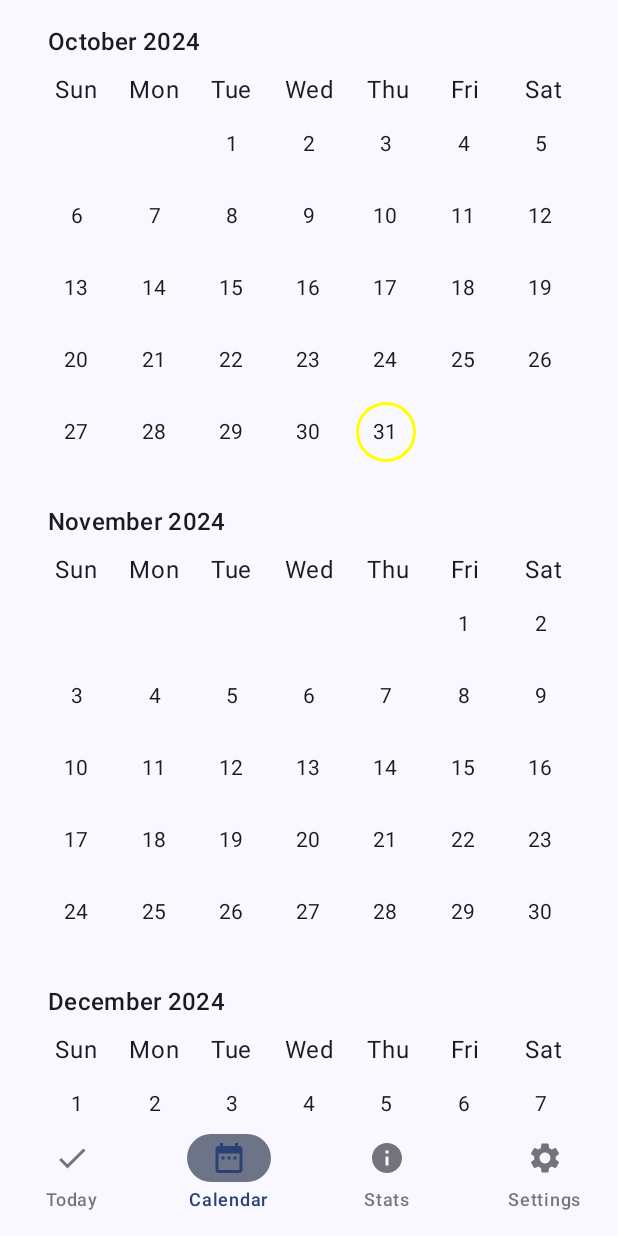
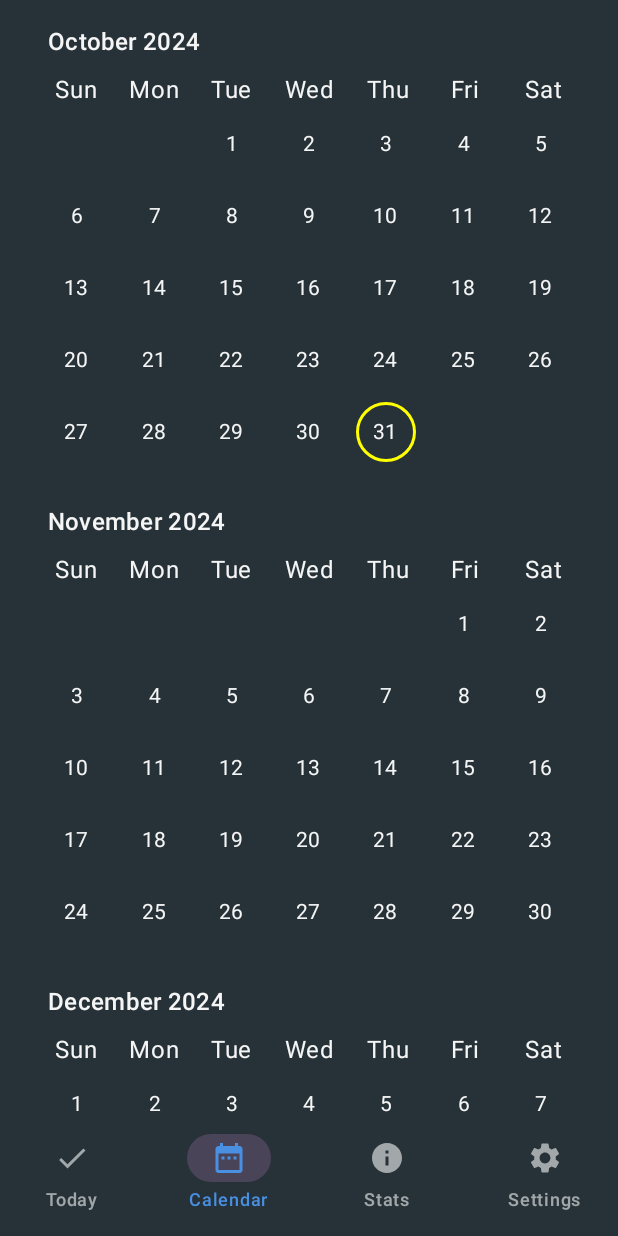
Before and after one commit to MPH-01/REPIT, an Android app built with Jetpack Compose: the screen it shows after launch (MainActivity), item 2 of the bottom bar chosen, on a phone screen of 412 x 824 dp. Run offline under Robolectric (Android 15) with nearby library versions, the phone set to English and light mode, and no system bars; our stand-ins replace Room's generated code.

Commit message:
Update: Colour scheme and Today Page UI improvement.

```diff
--- a/app/src/main/java/com/example/repit/MainActivity.kt
+++ b/app/src/main/java/com/example/repit/MainActivity.kt
@@ -54,7 +54,7 @@ class MainActivity : ComponentActivity() {
         }
 
         setContent {
-            REPITTheme {
+            REPITTheme(dynamicColor = false) {
                 Surface(color = MaterialTheme.colorScheme.background) {
                     MainScreen(exerciseRepository)
                 }
--- a/app/src/main/java/com/example/repit/TodayPage.kt
+++ b/app/src/main/java/com/example/repit/TodayPage.kt
@@ -26,6 +26,7 @@ import androidx.compose.runtime.setValue
 import androidx.compose.ui.graphics.Color
 import kotlinx.coroutines.launch
 import androidx.compose.material3.CircularProgressIndicator
+import androidx.compose.ui.text.font.FontWeight
 import com.example.repit.data.ExerciseRepository
 
 @OptIn(ExperimentalMaterial3Api::class)
@@ -41,29 +42,30 @@ fun TodayPage(
     var dailyGoal by remember { mutableIntStateOf(25) }
     var dailyGoalText by remember { mutableStateOf(dailyGoal.toString()) }
     var currentReps by remember { mutableIntStateOf(0) }
-    var selectedDate by remember { mutableStateOf(LocalDate.now()) }
+    var currentDate = LocalDate.now()
     val dateFormatter = DateTimeFormatter.ofPattern("MMMM dd, yyyy")
-    val formattedDate = selectedDate.format(dateFormatter)
+    val formattedDate = currentDate.format(dateFormatter)
+    val dayOfWeek = currentDate.dayOfWeek.name.lowercase().replaceFirstChar { it.uppercase() }
     var isRestDay by remember { mutableStateOf(false) }
 
     // Coroutine scope to handle the asynchronous DataStore operations
     val scope = rememberCoroutineScope()
 
     // Fetch the rest day settings and check if the selected date is a rest day
-    LaunchedEffect(selectedDate) {
+    LaunchedEffect(currentDate) {
         isRestDay = false // Reset the rest day status for each date change
 
         scope.launch {
-            isRestDay = exerciseRepository.isRestDay(selectedDate)
-            Log.d("TodayPage", "Is rest day: $isRestDay for $selectedDate")
+            isRestDay = exerciseRepository.isRestDay(currentDate)
+            Log.d("TodayPage", "Is rest day: $isRestDay for $currentDate")
         }
     }
 
     // Fetch the stored daily goal when the exercise or date changes
-    LaunchedEffect(selectedExercise, selectedDate) {
+    LaunchedEffect(selectedExercise, currentDate) {
         // Launch goal collection in a separate coroutine
         launch {
-            exerciseRepository.getGoalForDate(selectedExercise, selectedDate).collect { goal ->
+            exerciseRepository.getGoalForDate(selectedExercise, currentDate).collect { goal ->
                 dailyGoal = goal
                 dailyGoalText = goal.toString()
             }
@@ -71,9 +73,9 @@ fun TodayPage(
 
         // Launch reps collection in a separate coroutine
         launch {
-            exerciseRepository.getRepsForDate(selectedExercise, selectedDate).collect { reps ->
+            exerciseRepository.getRepsForDate(selectedExercise, currentDate).collect { reps ->
                 currentReps = reps
-                Log.d("DataStore", "Stored reps for $selectedExercise on $selectedDate: $reps")
+                Log.d("DataStore", "Stored reps for $selectedExercise on $currentDate: $reps")
             }
         }
 
@@ -85,34 +87,27 @@ fun TodayPage(
             .fillMaxSize()
             .padding(16.dp),
         verticalArrangement = Arrangement.Top,
-        horizontalAlignment = Alignment.CenterHorizontally
+        //horizontalAlignment = Alignment.CenterHorizontally
     ) {
-        // Date Navigation with arrows
-        Row(verticalAlignment = Alignment.CenterVertically) {
-            IconButton(onClick = { selectedDate = selectedDate.minusDays(1) }) {
-                Icon(Icons.AutoMirrored.Filled.ArrowBack, contentDescription = "Previous Day")
-            }
-            Column(horizontalAlignment = Alignment.CenterHorizontally) {
-                Text(text = formattedDate, style = MaterialTheme.typography.titleLarge)
+        // Display the day of the week
+        Text(
+            text = dayOfWeek,
+            style = MaterialTheme.typography.headlineMedium,
+            fontWeight = FontWeight.Bold,
+            modifier = Modifier.padding(bottom = 16.dp)
+        )
 
-                // Display "Rest Day" if the selected date is a rest day
-                if (isRestDay) {
+        // Display the current date with "Rest Day" if applicable
         Text(
-                        text = "Rest Day",
-                        style = MaterialTheme.typography.bodyMedium,
-                        color = Color.Gray,
-                        textAlign = TextAlign.Center,
-                        modifier = Modifier.padding(top = 4.dp)
+            text = if (isRestDay) "$formattedDate (Rest Day)" else formattedDate,
+            style = MaterialTheme.typography.titleLarge,
+            color = MaterialTheme.colorScheme.onBackground
         )
-                }
-            }
-            IconButton(onClick = { selectedDate = selectedDate.plusDays(1) }) {
-                Icon(Icons.AutoMirrored.Filled.ArrowForward, contentDescription = "Next Day")
-            }
-        }
 
         Spacer(modifier = Modifier.height(24.dp))
 
+        Row(modifier = Modifier.fillMaxWidth(), horizontalArrangement = Arrangement.spacedBy(16.dp)) {
+            // Drop-down menu for exercise selection
             ExposedDropdownMenuBox(
                 expanded = expanded,
                 onExpandedChange = { expanded = !expanded }
@@ -121,13 +116,19 @@ fun TodayPage(
                     value = selectedExercise,
                     onValueChange = { /* No need to change value here as selection is done via the dropdown */ },
                     readOnly = true,
-                label = { Text("Select Exercise") },
+                    label = { Text("Select Exercise", color = MaterialTheme.colorScheme.onSurface) },
                     trailingIcon = {
                         ExposedDropdownMenuDefaults.TrailingIcon(expanded = expanded)
                     },
                     modifier = Modifier
                         .menuAnchor()
-                    .fillMaxWidth()
+                        .weight(1f),
+                    colors = OutlinedTextFieldDefaults.colors(
+                        focusedBorderColor = MaterialTheme.colorScheme.primary,
+                        unfocusedBorderColor = MaterialTheme.colorScheme.onSurface.copy(alpha = 0.5f),
+                        focusedTextColor = MaterialTheme.colorScheme.onSurface,
+                        unfocusedTextColor = MaterialTheme.colorScheme.onSurface
+                    )
                 )
 
                 DropdownMenu(
@@ -137,7 +138,7 @@ fun TodayPage(
                 ) {
                     exercises.forEach { exercise ->
                         DropdownMenuItem(
-                        text = { Text(exercise) },
+                            text = { Text(exercise, color = MaterialTheme.colorScheme.onSurface) },
                             onClick = {
                                 onExerciseSelected(exercise)
                                 expanded = false
@@ -146,8 +147,6 @@ fun TodayPage(
                     }
                 }
             }
-
-        Spacer(modifier = Modifier.height(16.dp))
 
             // TextField to input daily goal
             OutlinedTextField(
@@ -158,27 +157,38 @@ fun TodayPage(
                     if (newGoal != null) {
                         dailyGoal = newGoal
                         scope.launch {
-                        exerciseRepository.setGoalForDate(selectedExercise, newGoal, selectedDate)
+                            exerciseRepository.setGoalForDate(selectedExercise, newGoal, currentDate)
                         }
                     }
                 },
-            label = { Text("Set Daily Goal") },
-            modifier = Modifier.fillMaxWidth(),
-            isError = dailyGoalText.toIntOrNull() == null && dailyGoalText.isNotEmpty()
+                label = { Text("Goal", color = MaterialTheme.colorScheme.onSurface) },
+                modifier = Modifier.weight(1f),
+                isError = dailyGoalText.toIntOrNull() == null && dailyGoalText.isNotEmpty(),
+                colors = OutlinedTextFieldDefaults.colors(
+                    focusedBorderColor = MaterialTheme.colorScheme.primary,
+                    unfocusedBorderColor = MaterialTheme.colorScheme.onSurface.copy(alpha = 0.5f),
+                    focusedTextColor = MaterialTheme.colorScheme.onSurface,
+                    unfocusedTextColor = MaterialTheme.colorScheme.onSurface
                 )
+            )
+        }
 
         Spacer(modifier = Modifier.weight(1f))
 
+        Row(
+            modifier = Modifier.fillMaxWidth(),
+            horizontalArrangement = Arrangement.Center
+        ) {
             Box(
                 modifier = Modifier.size(300.dp),
                 contentAlignment = Alignment.Center
             ) {
-            // Red background circle (the "empty" part of the progress)
+                // Background circle for the "empty" part of the progress
                 CircularProgressIndicator(
                     progress = { 1f },
                     modifier = Modifier.fillMaxSize(),
                     strokeWidth = 36.dp,
-                color = Color.Red
+                    color = MaterialTheme.colorScheme.onSurface.copy(alpha = 0.2f)
                 )
 
                 // Foreground progress circle
@@ -186,15 +196,16 @@ fun TodayPage(
                     progress = { currentReps / dailyGoal.toFloat() },
                     modifier = Modifier.fillMaxSize(),
                     strokeWidth = 36.dp,
-                color = if (currentReps >= dailyGoal) Color.Green else MaterialTheme.colorScheme.primary
+                    color = if (currentReps >= dailyGoal) MaterialTheme.colorScheme.secondary else MaterialTheme.colorScheme.primary
                 )
 
                 Text(
                     text = "$currentReps",
                     style = MaterialTheme.typography.titleLarge,
-                color = Color.Black,
+                    color = MaterialTheme.colorScheme.onSurface,
                     textAlign = TextAlign.Center
                 )
+            }
         }
 
         Spacer(modifier = Modifier.weight(1f))
@@ -207,26 +218,26 @@ fun TodayPage(
             IncrementButton("+1", 1, currentReps) { newCount ->
                 currentReps = newCount
                 scope.launch {
-                    exerciseRepository.setRepsForDate(selectedExercise, newCount, selectedDate)
+                    exerciseRepository.setRepsForDate(selectedExercise, newCount, currentDate)
                 }
             }
             IncrementButton("+5", 5, currentReps) { newCount ->
                 currentReps = newCount
                 scope.launch {
                     Log.d("DataStore", "Running scope.launch")
-                    exerciseRepository.setRepsForDate(selectedExercise, newCount, selectedDate)
+                    exerciseRepository.setRepsForDate(selectedExercise, newCount, currentDate)
                 }
             }
             IncrementButton("+10", 10, currentReps) { newCount ->
                 currentReps = newCount
                 scope.launch {
-                    exerciseRepository.setRepsForDate(selectedExercise, newCount, selectedDate)
+                    exerciseRepository.setRepsForDate(selectedExercise, newCount, currentDate)
                 }
             }
             IncrementButton("+50", 50, currentReps) { newCount ->
                 currentReps = newCount
                 scope.launch {
-                    exerciseRepository.setRepsForDate(selectedExercise, newCount, selectedDate)
+                    exerciseRepository.setRepsForDate(selectedExercise, newCount, currentDate)
                 }
             }
         }
@@ -234,13 +245,24 @@ fun TodayPage(
         Spacer(modifier = Modifier.height(16.dp))
 
         // Reset button
-        Button(onClick = {
+        Row(
+            modifier = Modifier.fillMaxWidth(),
+            horizontalArrangement = Arrangement.Center
+        ) {
+            Button(
+                onClick = {
                     currentReps = 0
                     scope.launch {
-                exerciseRepository.setRepsForDate(selectedExercise, 0, selectedDate)
+                        exerciseRepository.setRepsForDate(selectedExercise, 0, currentDate)
                     }
-        }) {
+                },
+                colors = ButtonDefaults.buttonColors(
+                    containerColor = MaterialTheme.colorScheme.tertiary,
+                    contentColor = MaterialTheme.colorScheme.onTertiary
+                )
+            ) {
                 Text("Reset")
+            }
         }
 
         Spacer(modifier = Modifier.height(16.dp))
@@ -253,7 +275,11 @@ fun IncrementButton(label: String, increment: Int, currentReps: Int, onIncrement
     Log.d("DataStore", "IncrementButton running with arguments $label, $increment, $currentReps, $onIncrement")
     Button(
         onClick = { onIncrement(currentReps + increment) },
-        modifier = Modifier.size(80.dp)
+        modifier = Modifier.size(80.dp),
+        colors = ButtonDefaults.buttonColors(
+            containerColor = MaterialTheme.colorScheme.secondary,
+            contentColor = MaterialTheme.colorScheme.onSecondary
+        )
     ) {
         Text(label)
     }
--- a/app/src/main/java/com/example/repit/ui/theme/Color.kt
+++ b/app/src/main/java/com/example/repit/ui/theme/Color.kt
@@ -2,30 +2,18 @@ package com.example.repit.ui.theme
 
 import androidx.compose.ui.graphics.Color
 
-// Primary (Accent) Colours
-val ElectricBlue = Color(0xFF007bff)
-val LimeGreen = Color(0xFF28a745)
-val FieryOrange = Color(0xFFff5722)
+// Primary (Accent) Colors
+val AccentBlue = Color(0xFF4A90E2)   // Blue
+val HighlightTeal = Color(0xFF4DB6AC) // Teal
+val MotivationalOrange = Color(0xFFFFA726) // Orange
 
-// Background and Neutral Colours
-val DarkGray = Color(0xFF1a1a1a)
-val LightGray = Color(0xFFe0e0e0)
-val OffWhite = Color(0xFFf4f4f4)
+// Background and Neutral Colors
+val DarkBlue = Color(0xFF263238) // Dark Blue for backgrounds
+val OffWhite = Color(0xFFF5F5F5) // Light color for contrasts in light theme
 
-// Secondary (Feedback) Colours
-val SuccessGreen = Color(0xFF28a745)
-val WarningAmber = Color(0xFFFFC107)
-val AlertRed = Color(0xFFDC3545)
+// Feedback and Alert Colors
+val AlertRed = Color(0xFFC62828) // Strong red for errors or critical alerts
 
-// Text and Icon Colours
+// Text and Icon Colors
 val PrimaryText = Color.White
-val SecondaryText = Color(0xFFCCCCCC)
-
-// Old colours
-val Purple80 = Color(0xFFD0BCFF)
-val PurpleGrey80 = Color(0xFFCCC2DC)
-val Pink80 = Color(0xFFEFB8C8)
-
-val Purple40 = Color(0xFF6650a4)
-val PurpleGrey40 = Color(0xFF625b71)
-val Pink40 = Color(0xFF7D5260)
+val SecondaryText = Color(0xFFB0BEC5) // Light gray for secondary text
--- a/app/src/main/java/com/example/repit/ui/theme/Theme.kt
+++ b/app/src/main/java/com/example/repit/ui/theme/Theme.kt
@@ -1,6 +1,5 @@
 package com.example.repit.ui.theme
 
-import android.app.Activity
 import android.os.Build
 import androidx.compose.foundation.isSystemInDarkTheme
 import androidx.compose.material3.MaterialTheme
@@ -13,32 +12,32 @@ import androidx.compose.ui.platform.LocalContext
 
 // Dark Theme Colors
 private val DarkColorScheme = darkColorScheme(
-    primary = ElectricBlue,
-    secondary = LimeGreen,
-    tertiary = FieryOrange,
-    background = DarkGray,
-    surface = DarkGray,
+    primary = AccentBlue,
+    secondary = HighlightTeal,
+    tertiary = MotivationalOrange,
+    background = DarkBlue,
+    surface = DarkBlue,
     onPrimary = PrimaryText,
     onSecondary = PrimaryText,
     onTertiary = PrimaryText,
-    onBackground = SecondaryText,
-    onSurface = SecondaryText,
+    onBackground = OffWhite,
+    onSurface = OffWhite,
     error = AlertRed,
     onError = PrimaryText
 )
 
 // Light Theme Colors
 private val LightColorScheme = lightColorScheme(
-    primary = ElectricBlue,
-    secondary = LimeGreen,
-    tertiary = FieryOrange,
+    primary = AccentBlue,
+    secondary = HighlightTeal,
+    tertiary = MotivationalOrange,
     background = OffWhite,
-    surface = LightGray,
-    onPrimary = DarkGray,
-    onSecondary = DarkGray,
-    onTertiary = DarkGray,
-    onBackground = DarkGray,
-    onSurface = DarkGray,
+    surface = DarkBlue,
+    onPrimary = DarkBlue,
+    onSecondary = DarkBlue,
+    onTertiary = DarkBlue,
+    onBackground = DarkBlue,
+    onSurface = DarkBlue,
     error = AlertRed,
     onError = PrimaryText
 )
@@ -49,15 +48,16 @@ fun REPITTheme(
     dynamicColor: Boolean = true,
     content: @Composable () -> Unit
 ) {
-    val colorScheme = when {
-        dynamicColor && Build.VERSION.SDK_INT >= Build.VERSION_CODES.S -> {
-            val context = LocalContext.current
-            if (darkTheme) dynamicDarkColorScheme(context) else dynamicLightColorScheme(context)
-        }
-
-        darkTheme -> DarkColorScheme
-        else -> LightColorScheme
-    }
+    val colorScheme = DarkColorScheme // Light colour scheme is disgusting at the moment
+//        when {
+//        dynamicColor && Build.VERSION.SDK_INT >= Build.VERSION_CODES.S -> {
+//            val context = LocalContext.current
+//            if (darkTheme) dynamicDarkColorScheme(context) else dynamicLightColorScheme(context)
+//        }
+//
+//        darkTheme -> DarkColorScheme
+//        else -> LightColorScheme
+//    }
 
     MaterialTheme(
         colorScheme = colorScheme,
```
Lines whose indentation alone changed are shown as unchanged.
